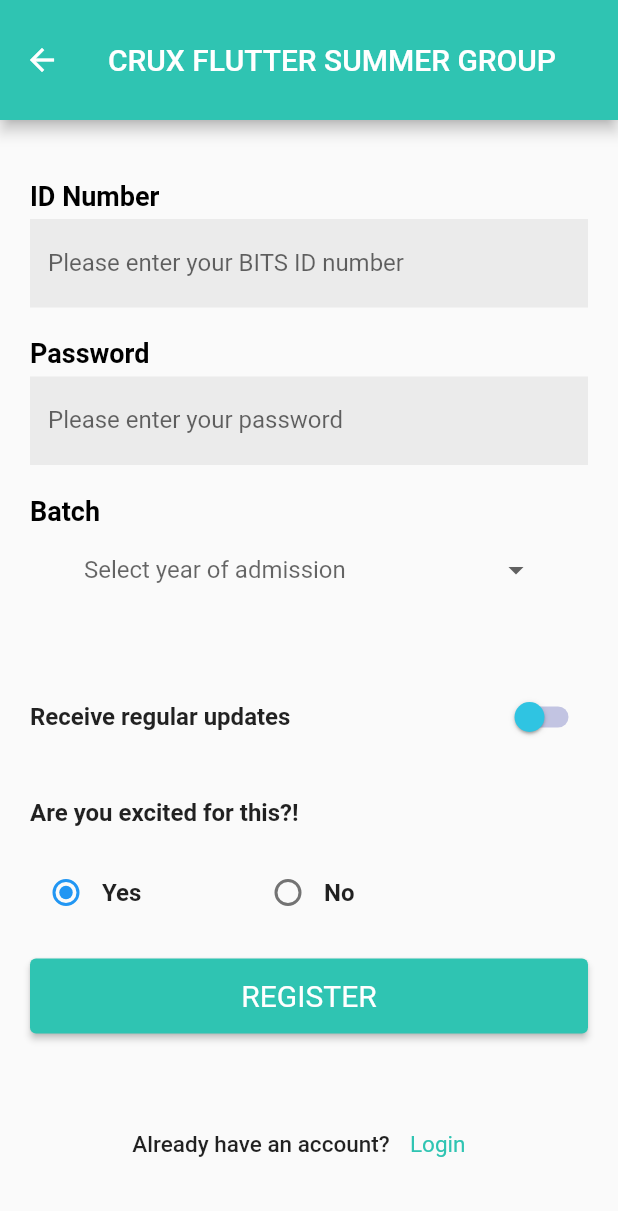
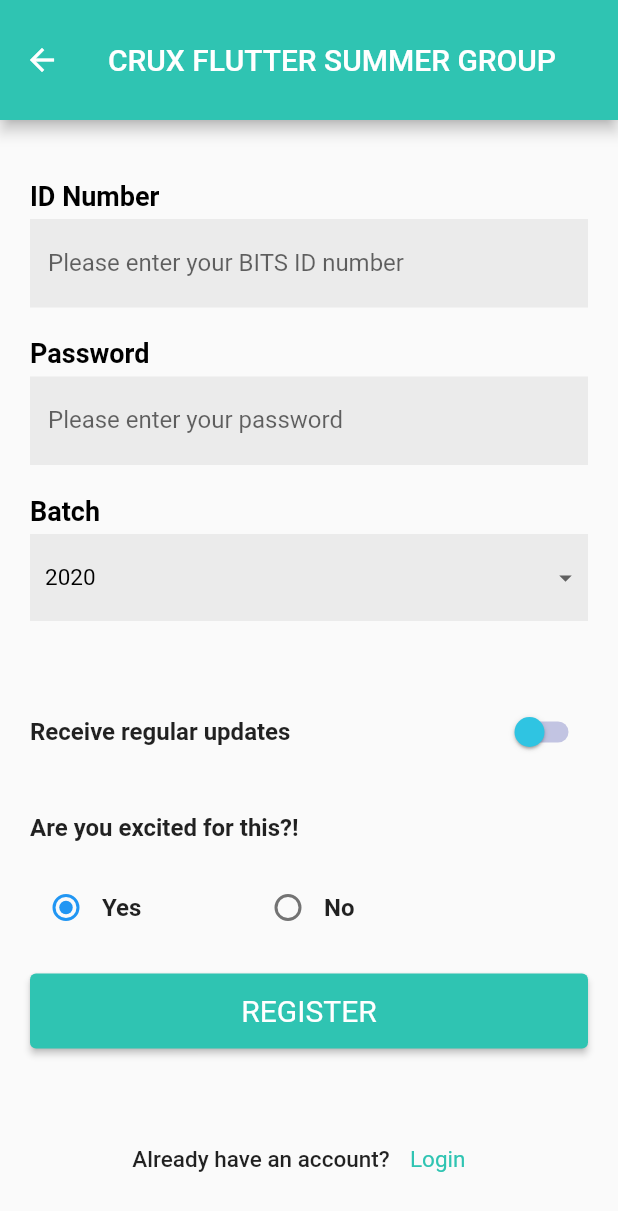
Before and after one commit to YashVardhanSingh01/fluttersummerproject, a Flutter app: the RegisterPage screen opened directly, on a phone screen of 412 x 824 dp. Shown: the top 1211 px of the screen. Run offline on Flutter 3.47's test engine with Material 2 defaults, Android fonts, the phone set to English and light mode, and no system bars.

Commit message:
finish dropdownbox

```diff
--- a/assignment220201712/lib/register.dart
+++ b/assignment220201712/lib/register.dart
@@ -8,8 +8,7 @@ class RegisterPage extends StatefulWidget {
 }
 
 class _RegisterPageState extends State<RegisterPage> {
-  String valueChoose = '';
-  List listItem = ["2020", "2019", "2018", "2017", "2016"];
+  String _chosenValue = '2020';
   int _grpvalue = 1;
   var _textController = new TextEditingController();
   bool state = false;
@@ -105,24 +104,34 @@ class _RegisterPageState extends State<RegisterPage> {
                         ),
                       ),
                       Container(
-                        width: 300.0,
+                        width: 800.0,
+                        padding: EdgeInsets.fromLTRB(10, 5, 5, 5),
+                        color: Color(0xffEBEBEB),
                         child: DropdownButtonHideUnderline(
-                          child: DropdownButton(
-                            hint: Text("Select year of admission"),
-                            icon: Icon(Icons.arrow_drop_down),
-                            isExpanded: true,
-                            value: valueChoose,
-                            onChanged: (newValue) {
-                              setState(
-                                () {
-                                  valueChoose = newValue;
-                                },
-                              );
+                          child: DropdownButton<String>(
+                            hint: Text('Please enter year of admission'),
+                            value: _chosenValue,
+                            icon: Icon(Icons.arrow_drop_down_sharp),
+                            iconSize: 20,
+                            style: TextStyle(
+                              color: Colors.black,
+                              fontSize: 15,
+                            ),
+                            onChanged: (String? newValue) {
+                              setState(() {
+                                _chosenValue = newValue!;
+                              });
                             },
-                            items: listItem.map((valueItem) {
-                              return DropdownMenuItem(
-                                value: valueItem,
-                                child: Text(valueItem),
+                            items: <String>[
+                              '2020',
+                              '2019',
+                              '2018',
+                              '2017',
+                              '2016'
+                            ].map<DropdownMenuItem<String>>((String value) {
+                              return DropdownMenuItem<String>(
+                                value: value,
+                                child: Text(value),
                               );
                             }).toList(),
                           ),
```
